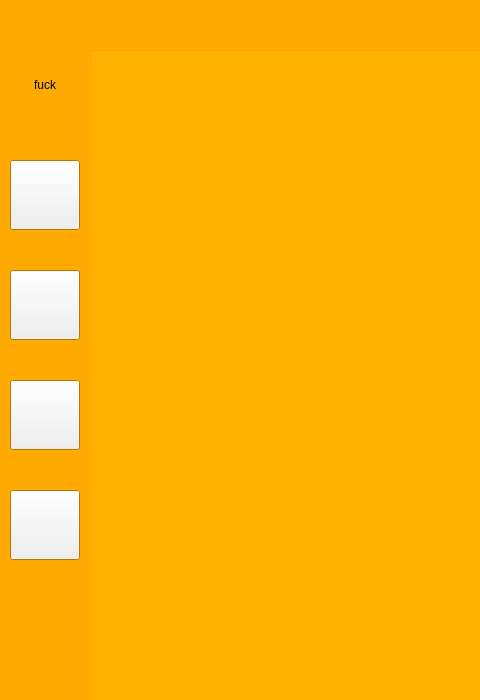
Before: the Qt Designer form parser-test/mainwindow.ui in JerryShe/O-Reader, drawn with Qt 5; both pictures show x 0 to 480 and y 0 to 700 of the 1200 by 700 pixel window.
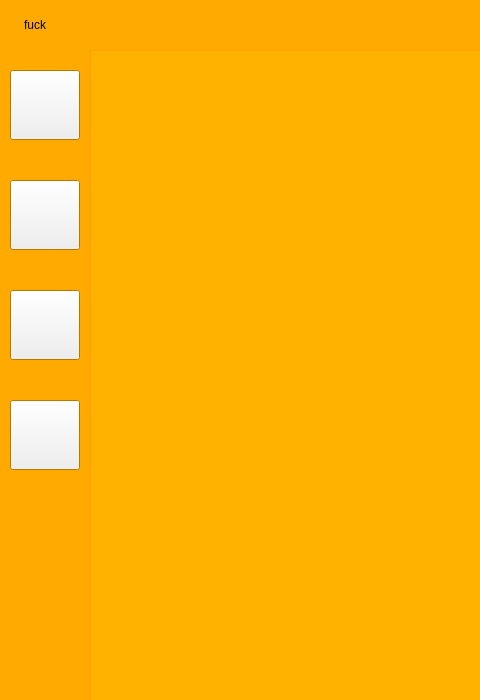
After: the same form once the commit is applied. Icons and pictures are not drawn.

Commit message:
ad window resize
добавлена адекватная обработка сворачивания\разворачивания

What changed in the file:
```diff
--- a/parser-test/mainwindow.ui
+++ b/parser-test/mainwindow.ui
@@ -847,38 +847,20 @@
        <number>10</number>
       </property>
       <item>
-       <widget class="QPushButton" name="pushButton">
-        <property name="sizePolicy">
-         <sizepolicy hsizetype="Fixed" vsizetype="Fixed">
-          <horstretch>0</horstretch>
-          <verstretch>0</verstretch>
-         </sizepolicy>
+       <spacer name="verticalSpacer_3">
+        <property name="orientation">
+         <enum>Qt::Vertical</enum>
         </property>
-        <property name="minimumSize">
-         <size>
-          <width>70</width>
-          <height>70</height>
-         </size>
+        <property name="sizeType">
+         <enum>QSizePolicy::Fixed</enum>
         </property>
-        <property name="maximumSize">
+        <property name="sizeHint" stdset="0">
          <size>
-          <width>70</width>
-          <height>70</height>
+          <width>20</width>
+          <height>20</height>
          </size>
         </property>
-        <property name="text">
-         <string>fuck</string>
-        </property>
-        <property name="autoDefault">
-         <bool>false</bool>
-        </property>
-        <property name="default">
-         <bool>false</bool>
-        </property>
-        <property name="flat">
-         <bool>true</bool>
-        </property>
-       </widget>
+       </spacer>
       </item>
       <item>
        <widget class="QPushButton" name="Library">
@@ -988,7 +970,7 @@
         <property name="sizeHint" stdset="0">
          <size>
           <width>20</width>
-          <height>500</height>
+          <height>12000</height>
          </size>
         </property>
        </spacer>
@@ -1080,6 +1062,40 @@
       </property>
      </widget>
     </item>
+    <item row="0" column="0">
+     <widget class="QPushButton" name="pushButton">
+      <property name="sizePolicy">
+       <sizepolicy hsizetype="Fixed" vsizetype="Fixed">
+        <horstretch>0</horstretch>
+        <verstretch>0</verstretch>
+       </sizepolicy>
+      </property>
+      <property name="minimumSize">
+       <size>
+        <width>20</width>
+        <height>20</height>
+       </size>
+      </property>
+      <property name="maximumSize">
+       <size>
+        <width>70</width>
+        <height>70</height>
+       </size>
+      </property>
+      <property name="text">
+       <string>fuck</string>
+      </property>
+      <property name="autoDefault">
+       <bool>false</bool>
+      </property>
+      <property name="default">
+       <bool>false</bool>
+      </property>
+      <property name="flat">
+       <bool>true</bool>
+      </property>
+     </widget>
+    </item>
    </layout>
   </widget>
  </widget>
```
Left out of the diff: 3 changed lines with no effect on the pictures. The commit also changes 3 other files.
